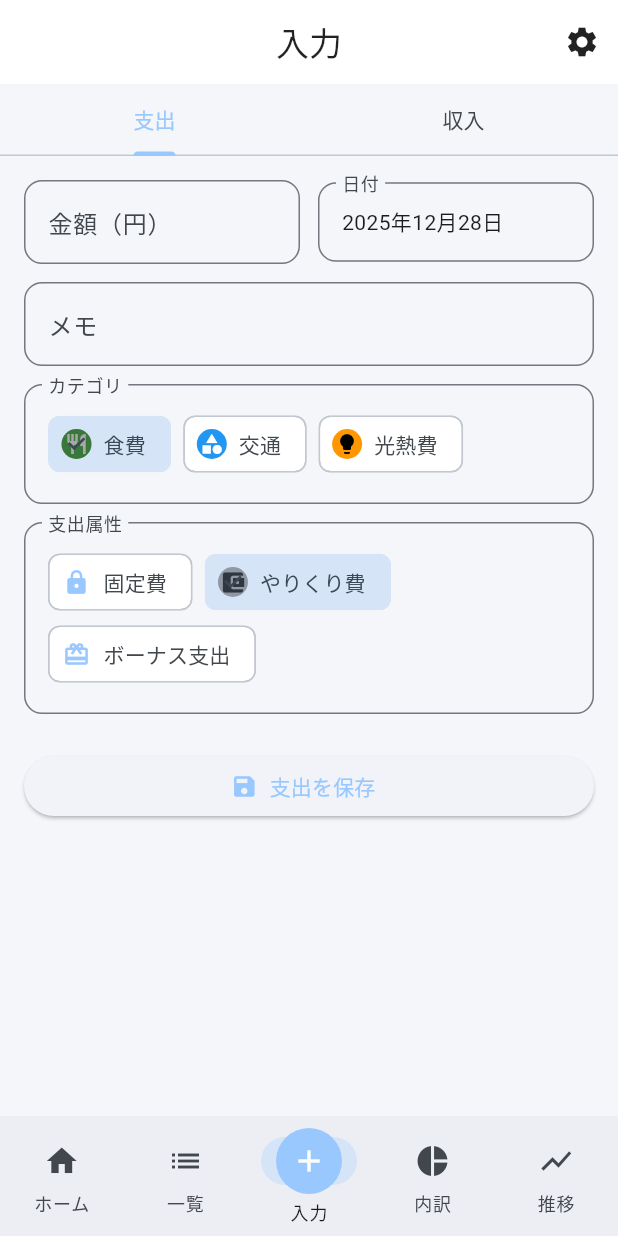
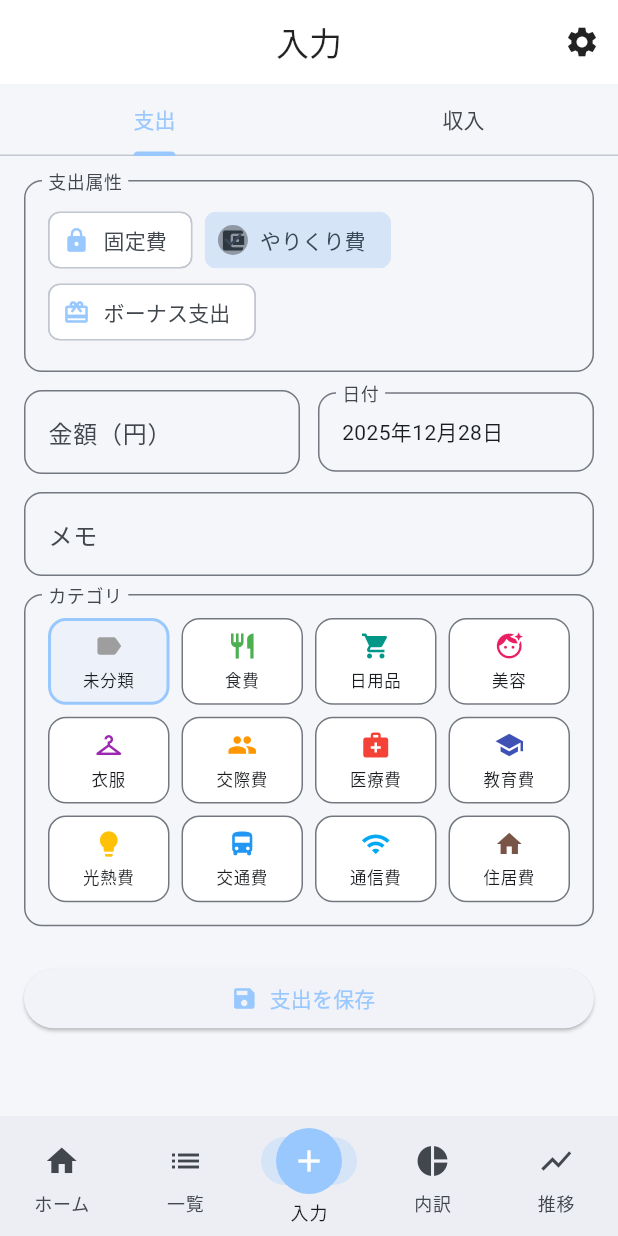
Before and after one commit to shinji1095/kakeibo, a Flutter app: the InputPage screen opened by its route, on a phone screen of 412 x 824 dp. Run offline on Flutter 3.47's test engine with Material 3 defaults, Android fonts, the phone set to English and light mode, and no system bars; our stand-ins replace drift, fl_chart, flutter_riverpod, get_it, go_router; accounts and stored records are empty; generated files the repository leaves out were written again.

Commit message:
fix: 入力画面ではアイコンを大きく表示，支出属性は画面上部に移動

```diff
--- a/lib/data/datasources/local/drift_db.dart
+++ b/lib/data/datasources/local/drift_db.dart
@@ -27,6 +27,44 @@ class Transactions extends Table {
       integer().withDefault(const Constant(1))(); // 0: fixed, 1: variable, 2: bonus
 }
 
+class _SeedCategory {
+  final String name;
+  final int color;
+  final int type;
+
+  const _SeedCategory({
+    required this.name,
+    required this.color,
+    required this.type,
+  });
+}
+
+// Default categories are defined in docs/06_カテゴリ一覧.csv.
+const List<_SeedCategory> _defaultCategories = [
+  _SeedCategory(name: '未分類', color: 0xFF9E9E9E, type: 0),
+  _SeedCategory(name: '食費', color: 0xFF4CAF50, type: 0),
+  _SeedCategory(name: '日用品', color: 0xFF009688, type: 0),
+  _SeedCategory(name: '美容', color: 0xFFE91E63, type: 0),
+  _SeedCategory(name: '衣服', color: 0xFF9C27B0, type: 0),
+  _SeedCategory(name: '交際費', color: 0xFFFF9800, type: 0),
+  _SeedCategory(name: '医療費', color: 0xFFF44336, type: 0),
+  _SeedCategory(name: '教育費', color: 0xFF3F51B5, type: 0),
+  _SeedCategory(name: '光熱費', color: 0xFFFFC107, type: 0),
+  _SeedCategory(name: '交通費', color: 0xFF2196F3, type: 0),
+  _SeedCategory(name: '通信費', color: 0xFF03A9F4, type: 0),
+  _SeedCategory(name: '住居費', color: 0xFF795548, type: 0),
+  _SeedCategory(name: '未分類', color: 0xFF9E9E9E, type: 1),
+  _SeedCategory(name: '給料', color: 0xFF4CAF50, type: 1),
+  _SeedCategory(name: 'おこづかい', color: 0xFF00BCD4, type: 1),
+  _SeedCategory(name: '賞与', color: 0xFFFFC107, type: 1),
+  _SeedCategory(name: '副業', color: 0xFFFF5722, type: 1),
+  _SeedCategory(name: '投資', color: 0xFF2196F3, type: 1),
+  _SeedCategory(name: '臨時収入', color: 0xFF9C27B0, type: 1),
+];
+
+String _seedKey(int type, String name) => '$type:$name';
+
+
 @DriftDatabase(tables: [Categories, Transactions])
 class AppDatabase extends _$AppDatabase {
   AppDatabase(super.e);
@@ -46,20 +84,45 @@ class AppDatabase extends _$AppDatabase {
         },
       );
 
-  // Seed default categories if empty
+  // Seed default categories if missing.
   Future<void> ensureSeeded() async {
-    final count = await (select(categories).get()).then((rows) => rows.length);
-    if (count == 0) {
-      await batch((b) {
-        b.insertAll(categories, [
-          CategoriesCompanion.insert(name: '食費',   color: 0xFF4CAF50, type: 0),
-          CategoriesCompanion.insert(name: '交通',   color: 0xFF2196F3, type: 0),
-          CategoriesCompanion.insert(name: '光熱費', color: 0xFFFF9800, type: 0),
-          CategoriesCompanion.insert(name: '給料',   color: 0xFF3F51B5, type: 1),
-          CategoriesCompanion.insert(name: '臨時収入', color: 0xFF9C27B0, type: 1),
-        ]);
-      });
+    var rows = await select(categories).get();
+    final hasTransportFee = rows.any((row) => row.type == 0 && row.name == '交通費');
+    if (!hasTransportFee) {
+      final legacyTransport = rows.where((row) => row.type == 0 && row.name == '交通').toList();
+      if (legacyTransport.isNotEmpty) {
+        await batch((b) {
+          for (final row in legacyTransport) {
+            b.update(
+              categories,
+              CategoriesCompanion(name: const Value('交通費')),
+              where: (tbl) => tbl.id.equals(row.id),
+            );
+          }
+        });
+        rows = await select(categories).get();
+      }
     }
+
+    final existing = {for (final row in rows) _seedKey(row.type, row.name)};
+    final missing = _defaultCategories
+        .where((cat) => !existing.contains(_seedKey(cat.type, cat.name)))
+        .toList();
+    if (missing.isEmpty) return;
+
+    await batch((b) {
+      b.insertAll(
+        categories,
+        [
+          for (final cat in missing)
+            CategoriesCompanion.insert(
+              name: cat.name,
+              color: cat.color,
+              type: cat.type,
+            ),
+        ],
+      );
+    });
   }
 }
 
--- a/lib/data/repositories/category_repository_impl.dart
+++ b/lib/data/repositories/category_repository_impl.dart
@@ -9,6 +9,7 @@ class CategoryRepositoryImpl implements CategoryRepository {
 
   @override
   Future<List<domain.Category>> getAll() async {
+    await db.ensureSeeded();
     final rows = await (db.select(db.categories)
           ..orderBy([(t) => d.OrderingTerm.asc(t.id)]))
         .get();
--- a/lib/presentation/pages/input_page.dart
+++ b/lib/presentation/pages/input_page.dart
@@ -131,6 +131,13 @@ class _InputPageState extends ConsumerState<InputPage> with SingleTickerProvider
           child: Column(
             crossAxisAlignment: CrossAxisAlignment.start,
             children: [
+              if (type == TransactionType.expense) ...[
+                ExpenseAttributeIconSelector(
+                  selected: _expenseAttribute,
+                  onSelected: (value) => setState(() => _expenseAttribute = value),
+                ),
+                const SizedBox(height: 12),
+              ],
               Row(
                 children: [
                   Expanded(
@@ -181,13 +188,6 @@ class _InputPageState extends ConsumerState<InputPage> with SingleTickerProvider
                   });
                 },
               ),
-              if (type == TransactionType.expense) ...[
-                const SizedBox(height: 12),
-                ExpenseAttributeIconSelector(
-                  selected: _expenseAttribute,
-                  onSelected: (value) => setState(() => _expenseAttribute = value),
-                ),
-              ],
               const SizedBox(height: 24),
               SizedBox(
                 width: double.infinity,
--- a/lib/presentation/utils/category_icons.dart
+++ b/lib/presentation/utils/category_icons.dart
@@ -12,6 +12,7 @@ const Map<String, IconData> _expenseIcons = {
   '教育費': Icons.school,
   '光熱費': Icons.lightbulb,
   '交通費': Icons.directions_bus,
+  '交通': Icons.directions_bus,
   '通信費': Icons.wifi,
   '住居費': Icons.home,
 };
--- a/lib/presentation/widgets/category_icon_selector.dart
+++ b/lib/presentation/widgets/category_icon_selector.dart
@@ -25,29 +25,56 @@ class CategoryIconSelector extends StatelessWidget {
 
     return InputDecorator(
       decoration: InputDecoration(labelText: label),
-      child: Wrap(
-        spacing: 8,
-        runSpacing: 8,
-        children: selectable.map((category) {
-          final color = Color(category.color);
-          final iconColor = ThemeData.estimateBrightnessForColor(color) == Brightness.dark
-              ? Colors.white
-              : Colors.black;
+      child: GridView.builder(
+        shrinkWrap: true,
+        physics: const NeverScrollableScrollPhysics(),
+        itemCount: selectable.length,
+        gridDelegate: const SliverGridDelegateWithFixedCrossAxisCount(
+          crossAxisCount: 4,
+          mainAxisSpacing: 8,
+          crossAxisSpacing: 8,
+          childAspectRatio: 1.4,
+        ),
+        itemBuilder: (context, index) {
+          final category = selectable[index];
+          final isSelected = category.id == selectedId;
+          final theme = Theme.of(context);
+          final borderColor = isSelected ? theme.colorScheme.primary : theme.dividerColor;
+          final backgroundColor = isSelected
+              ? theme.colorScheme.primary.withOpacity(0.08)
+              : theme.colorScheme.surface;
+          final iconColor = Color(category.color);
 
-          return ChoiceChip(
-            label: Text(category.name),
-            avatar: CircleAvatar(
-              backgroundColor: color,
-              child: Icon(
-                categoryIconFor(category),
-                size: 16,
-                color: iconColor,
+          return Material(
+            color: backgroundColor,
+            borderRadius: BorderRadius.circular(12),
+            child: InkWell(
+              borderRadius: BorderRadius.circular(12),
+              onTap: () => onSelected(category.id!),
+              child: Container(
+                padding: const EdgeInsets.symmetric(horizontal: 6, vertical: 6),
+                decoration: BoxDecoration(
+                  borderRadius: BorderRadius.circular(12),
+                  border: Border.all(color: borderColor, width: isSelected ? 2 : 1),
+                ),
+                child: Column(
+                  mainAxisAlignment: MainAxisAlignment.center,
+                  children: [
+                    Icon(categoryIconFor(category), size: 20, color: iconColor),
+                    const SizedBox(height: 4),
+                    Text(
+                      category.name,
+                      textAlign: TextAlign.center,
+                      maxLines: 1,
+                      overflow: TextOverflow.ellipsis,
+                      style: theme.textTheme.labelSmall,
+                    ),
+                  ],
+                ),
               ),
             ),
-            selected: category.id == selectedId,
-            onSelected: (_) => onSelected(category.id!),
           );
-        }).toList(),
+        },
       ),
     );
   }
```
Also changed, not shown: lib/presentation/pages/home_page.dart (+42 -1 lines), lib/presentation/pages/trend_page.dart (+0 -12 lines), lib/presentation/providers/home_provider.dart (+56 -0 lines), lib/presentation/widgets/period_calendar.dart (+36 -5 lines).
